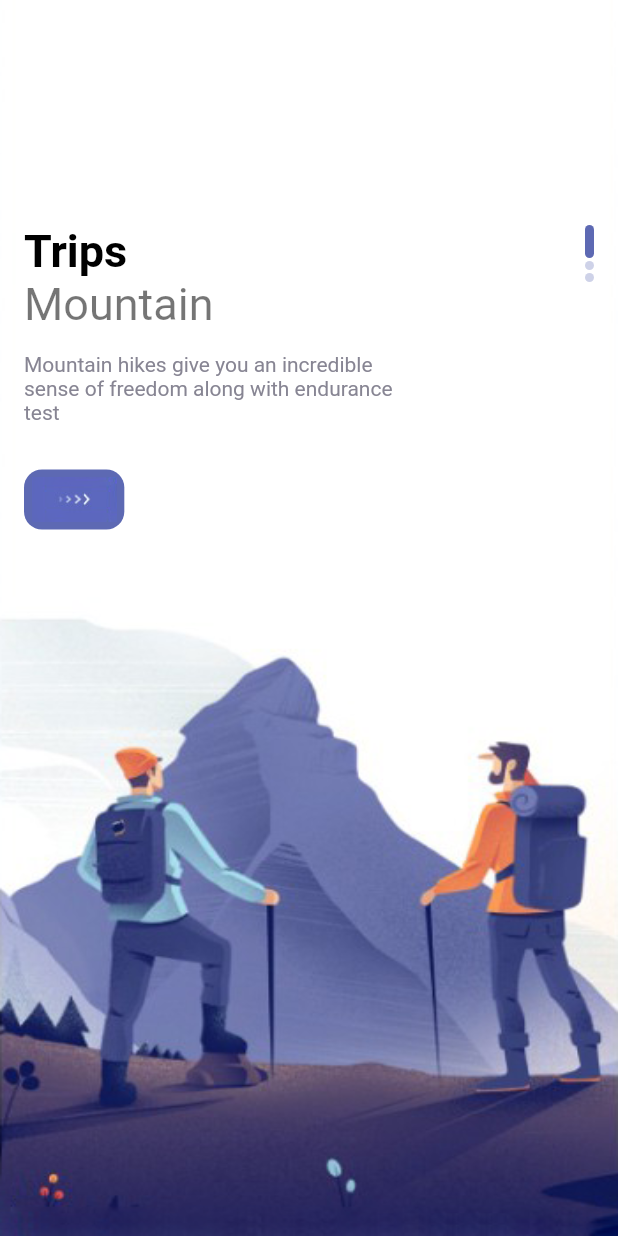
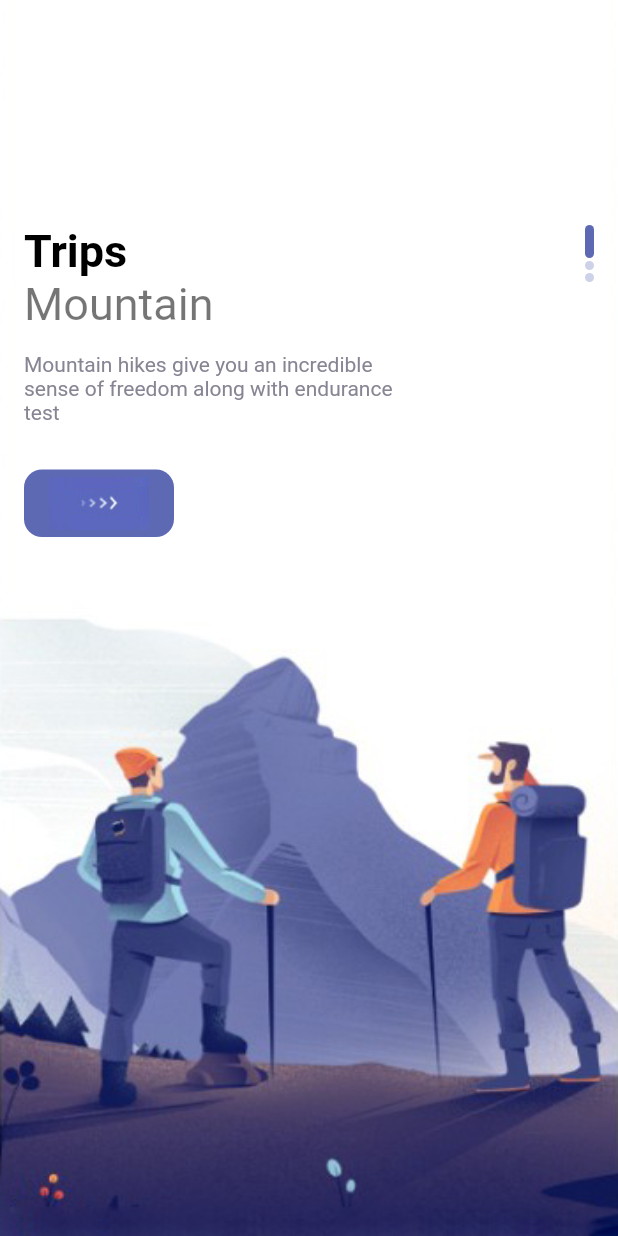
Before and after one commit to James-Aidoo/flutter-practice, a Flutter app: the screen it shows after launch, on a phone screen of 412 x 824 dp. Run offline on Flutter 3.47's test engine with Material 2 defaults, Android fonts, the phone set to English and light mode, and no system bars.

Commit message:
Finish welcome page UI

```diff
--- a/lib/page/welcome_page.dart
+++ b/lib/page/welcome_page.dart
@@ -2,7 +2,7 @@ import 'package:flutter/material.dart';
 import 'package:flutter_cubit_app/misc/colors.dart';
 import 'package:flutter_cubit_app/widget/app_text_large.dart';
 import 'package:flutter_cubit_app/widget/app_text_normal.dart';
-import 'package:flutter_cubit_app/widget/response_button.dart';
+import 'package:flutter_cubit_app/widget/responsive_button.dart';
 
 class WelcomePage extends StatefulWidget {
   const WelcomePage({Key? key}) : super(key: key);
@@ -60,11 +60,13 @@ class _WelcomePageState extends State<WelcomePage> {
                         SizedBox(
                           height: 30,
                         ),
-                        ResponsiveButton()
+                        ResponsiveButton(
+                          width: 100,
+                        )
                       ],
                     ),
                     Column(
-                      children: List.generate(3, (dotIndex) {
+                      children: List.generate(images.length, (dotIndex) {
                         return Container(
                           width: 6,
                           margin: const EdgeInsets.only(bottom: 2),
--- a/lib/widget/response_button.dart
+++ b/lib/widget/responsive_button.dart
@@ -11,7 +11,7 @@ class ResponsiveButton extends StatelessWidget {
   Widget build(BuildContext context) {
     return Container(
       width: width,
-      height: 40,
+      height: 45,
       padding: const EdgeInsets.all(5),
       decoration: BoxDecoration(
         borderRadius: BorderRadius.circular(12),
```
